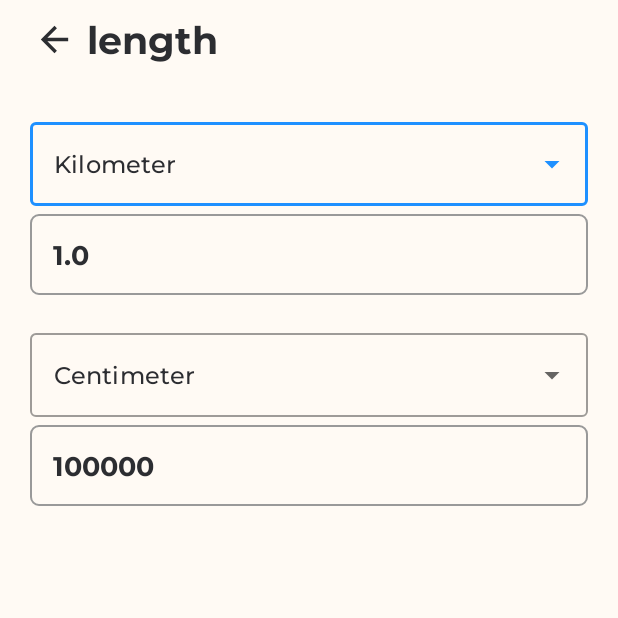
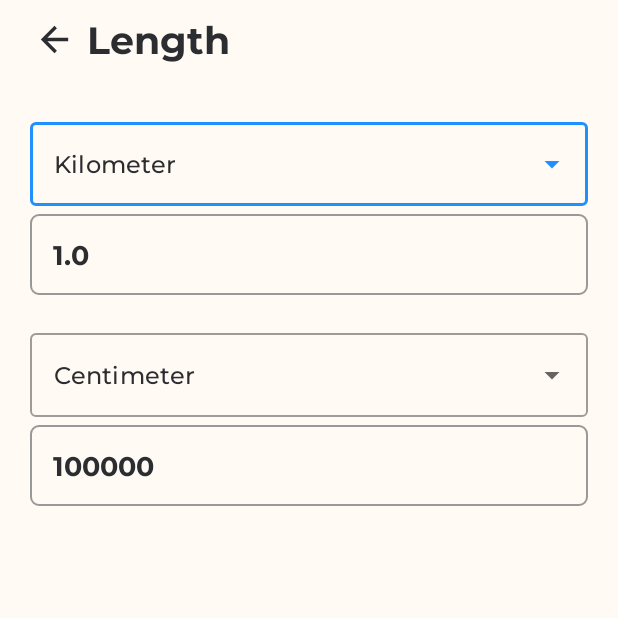
Before and after one commit to fazil2003/unit-converter-app, an Android app: the screen it shows after launch (ConvertActivity), after a tap on "Length", on a phone screen of 412 x 824 dp, the top half of it. Run offline under Robolectric (Android 15) with nearby library versions, the phone set to English and light mode, and no system bars; our stand-ins replace AdMob; libraries missing offline, so code that uses them is left out: com.daimajia.androidanimations, com.ismaeldivita.chipnavigation; 3 statements that could not run were skipped.

Commit message:
[M] Capitalize the title in ConvertActivity.

```diff
--- a/app/src/main/java/com/fazil/units/ConvertActivity.java
+++ b/app/src/main/java/com/fazil/units/ConvertActivity.java
@@ -87,7 +87,7 @@ public class ConvertActivity extends AppCompatActivity {
 
         // * Set the Title of the Activity.
         textViewActivityTitle = findViewById(R.id.textview_activity_title);
-        textViewActivityTitle.setText(unit);
+        textViewActivityTitle.setText(unit.substring(0, 1).toUpperCase() + unit.substring(1));
 
         // * Set the Action Bar Button.
         actionBarButton = findViewById(R.id.action_bar_button);
--- a/app/src/main/res/layout/custom_action_bar_for_home.xml
+++ b/app/src/main/res/layout/custom_action_bar_for_home.xml
@@ -39,6 +39,7 @@
                 android:layout_width="wrap_content"
                 android:layout_height="match_parent"
                 android:gravity="center"
+                android:fontFamily="@font/montserrat_bold"
                 android:textSize="30sp"
                 android:textColor="?attr/secondaryColor"
                 android:text="z" />
```
